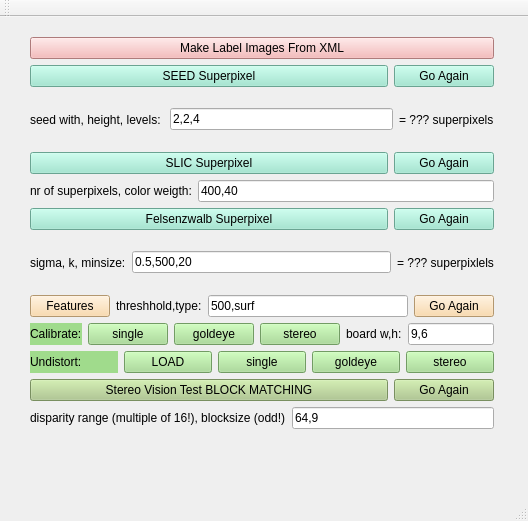
Old version of the form SegmentationHelper/mainwindow.ui in the repository yudanaz/masterthesis.
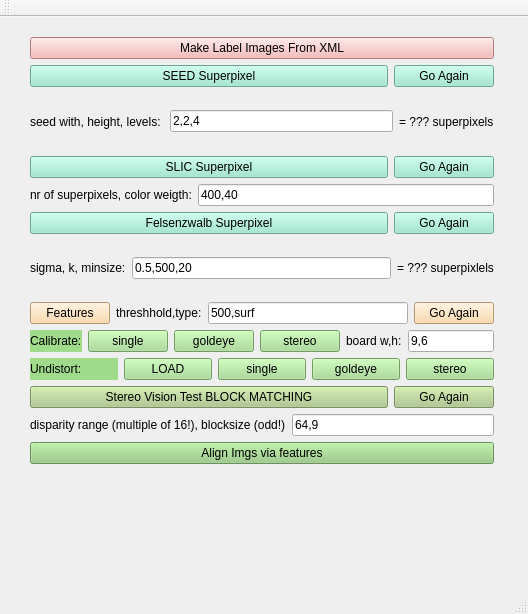
New version of the form.

Commit message: Image alignment via features is working + other improvements

Patch:
```diff
--- a/SegmentationHelper/mainwindow.ui
+++ b/SegmentationHelper/mainwindow.ui
@@ -7,7 +7,7 @@
     <x>0</x>
     <y>0</y>
     <width>528</width>
-    <height>521</height>
+    <height>614</height>
    </rect>
   </property>
   <property name="windowTitle">
@@ -20,7 +20,7 @@
       <x>19</x>
       <y>9</y>
       <width>486</width>
-      <height>414</height>
+      <height>449</height>
      </rect>
     </property>
     <layout class="QVBoxLayout" name="verticalLayout">
@@ -399,6 +399,20 @@
        </item>
       </layout>
      </item>
+     <item>
+      <layout class="QHBoxLayout" name="horizontalLayout_12">
+       <item>
+        <widget class="QPushButton" name="btn_alignImgs">
+         <property name="styleSheet">
+          <string notr="true">background-color: rgb(146, 203, 125);</string>
+         </property>
+         <property name="text">
+          <string>Align Imgs via features</string>
+         </property>
+        </widget>
+       </item>
+      </layout>
+     </item>
     </layout>
    </widget>
   </widget>
```
The commit also changes 4 other files.
